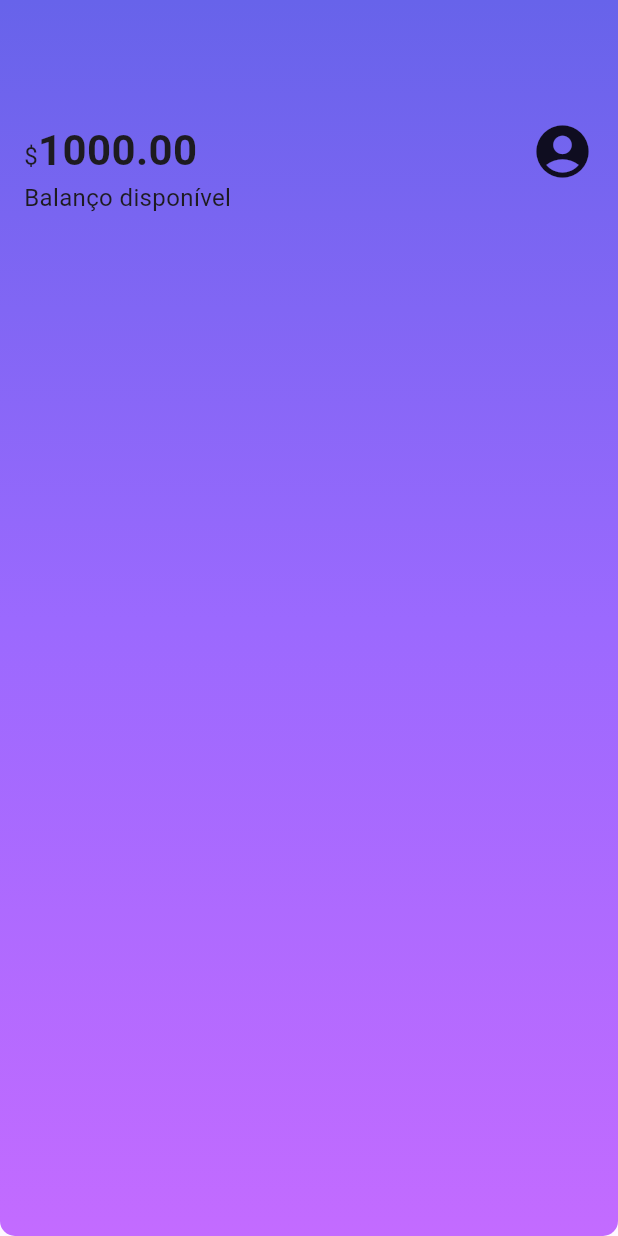
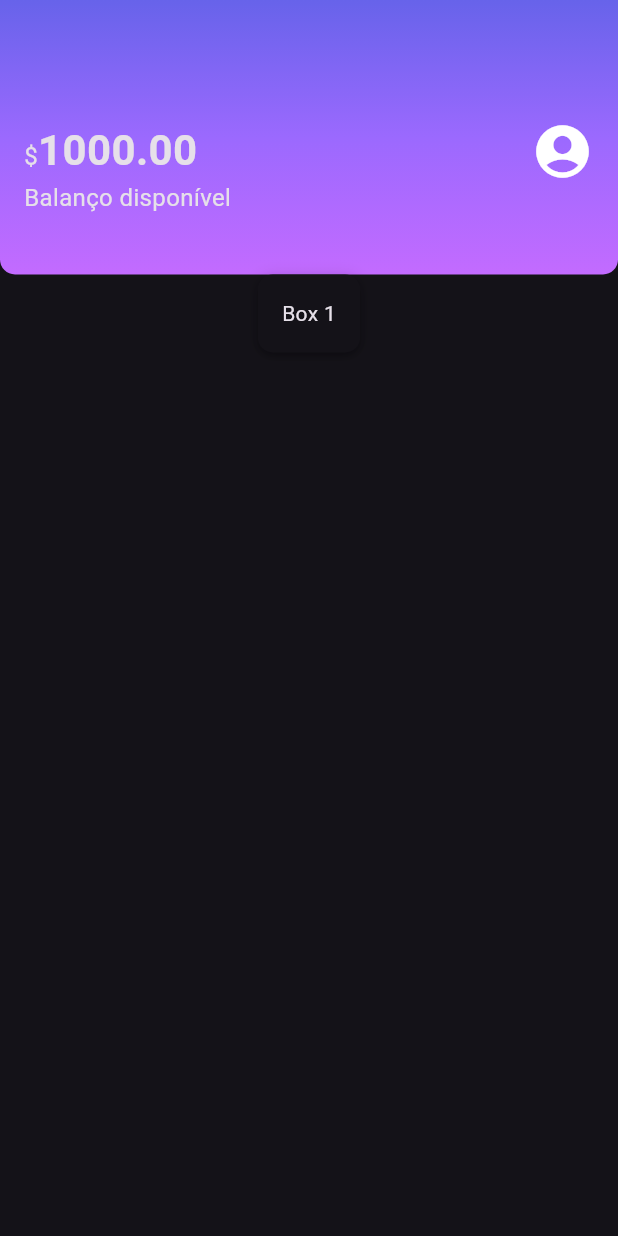
Before and after one commit to otaviovcn/alubank, a Flutter app: the screen it shows after launch, on a phone screen of 412 x 824 dp. Run offline on Flutter 3.47's test engine with Material 3 defaults, Android fonts, the phone set to English and light mode, and no system bars.

Commit message:
:lipstick: feat: Adding a theme

```diff
--- /dev/null
+++ b/lib/components/box_card.dart
@@ -0,0 +1,19 @@
+import 'package:flutter/material.dart';
+
+class BoxCard extends StatelessWidget {
+  final Widget boxContent;
+  const BoxCard({super.key, required this.boxContent});
+
+  @override
+  Widget build(BuildContext context) {
+    return Container(
+      padding: const EdgeInsets.all(16),
+      decoration: BoxDecoration(
+        boxShadow: kElevationToShadow[3],
+        color: Theme.of(context).cardColor,
+        borderRadius: BorderRadius.circular(10),
+      ),
+      child: boxContent,
+    );
+  }
+}
--- a/lib/components/sections/header.dart
+++ b/lib/components/sections/header.dart
@@ -19,7 +19,7 @@ class Header extends StatelessWidget {
         borderRadius: BorderRadius.only(bottomLeft: Radius.circular(10), bottomRight: Radius.circular(10))
       ),
       child: Padding(
-        padding: const EdgeInsets.fromLTRB(16.0, 80.0, 16.0, 80.0),
+        padding: const EdgeInsets.fromLTRB(16.0, 80.0, 16.0, 40.0),
         child: Row(
           mainAxisAlignment: MainAxisAlignment.spaceBetween,
           crossAxisAlignment: CrossAxisAlignment.start,
--- a/lib/main.dart
+++ b/lib/main.dart
@@ -1,4 +1,5 @@
 import 'package:alubank/screens/home.dart';
+import 'package:alubank/themes/my_theme.dart';
 import 'package:flutter/material.dart';
 
 void main() {
@@ -12,6 +13,7 @@ class Alubank extends StatelessWidget {
   Widget build(BuildContext context) {
     return MaterialApp(
       title: 'AluBank',
+      theme: MyTheme,
       home: Home()
     );
   }
--- a/lib/screens/home.dart
+++ b/lib/screens/home.dart
@@ -1,5 +1,7 @@
 import 'package:alubank/components/sections/header.dart';
 import 'package:flutter/material.dart';
+
+import '../components/box_card.dart';
 
 class Home extends StatelessWidget {
   const Home({super.key});
@@ -7,7 +9,12 @@ class Home extends StatelessWidget {
   @override
   Widget build(BuildContext context) {
     return const Scaffold(
-      body: Header(),
+      body: Column(
+        children: <Widget> [
+          Header(),
+          BoxCard(boxContent: Text('Box 1')),
+        ],
+      ),
     );
   }
 }
--- /dev/null
+++ b/lib/themes/my_theme.dart
@@ -0,0 +1,7 @@
+import 'package:flutter/material.dart';
+
+ThemeData MyTheme = ThemeData(
+  brightness: Brightness.dark,
+  primaryColor: Colors.purple,
+  primarySwatch: Colors.purple
+);
```
